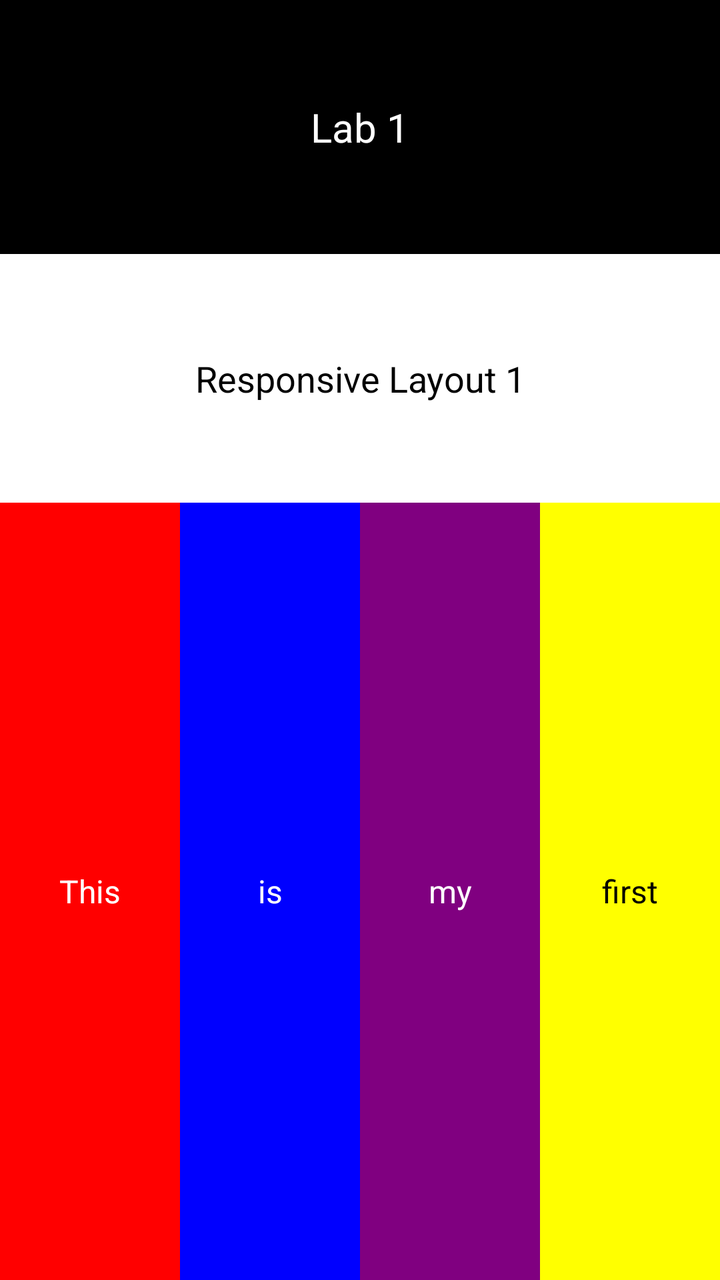
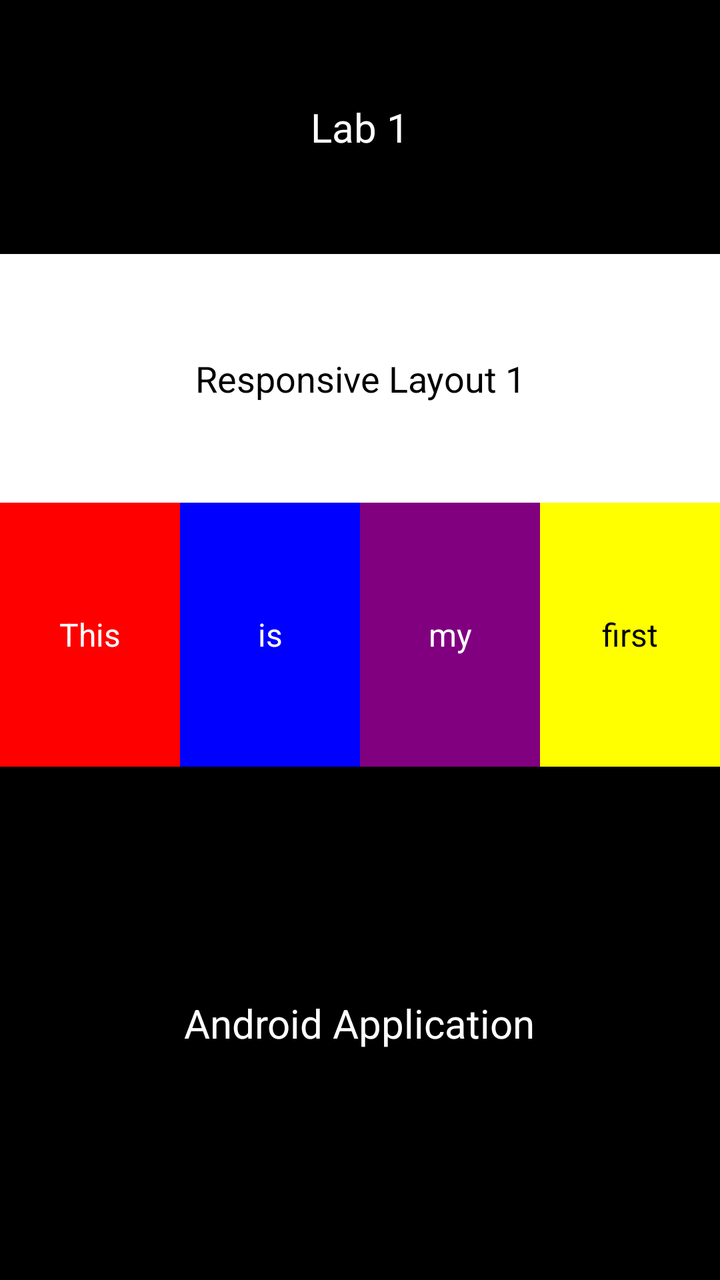

Before-and-after screenshots of an Android layout around one commit, followed by the original layout XML and the change that was made.
<!-- AndroidManifest.xml: application theme Theme.MyApplication -->
<!-- res/layout/activity_main.xml -->
<?xml version="1.0" encoding="utf-8"?>
<LinearLayout xmlns:android="http://schemas.android.com/apk/res/android"
    xmlns:tools="http://schemas.android.com/tools"
    android:id="@+id/main"
    android:layout_width="match_parent"
    android:layout_height="match_parent"
    android:orientation="vertical"
    android:background="#000000"
    tools:context=".MainActivity">

    
    <TextView
        android:id="@+id/tvLab1"
        android:layout_width="match_parent"
        android:layout_height="wrap_content"
        android:gravity="center"
        android:padding="50dp"
        android:text="Lab 1"
        android:textColor="#FFFFFF"
        android:textSize="20sp" />

    
    <LinearLayout
        android:id="@+id/whiteSection"
        android:layout_width="match_parent"
        android:layout_height="0dp"
        android:layout_weight="3"
        android:orientation="vertical"
        android:background="#FFFFFF">

        <TextView
            android:id="@+id/tvResponsive"
            android:layout_width="match_parent"
            android:layout_height="wrap_content"
            android:gravity="center"
            android:padding="50dp"
            android:text="Responsive Layout 1"
            android:textColor="#000000"
            android:textSize="18sp" />

        
        <LinearLayout
            android:id="@+id/colorRow"
            android:layout_width="match_parent"
            android:layout_height="0dp"
            android:layout_weight="1"
            android:orientation="horizontal">

            <TextView
                android:id="@+id/tvThis"
                android:layout_width="0dp"
                android:layout_height="match_parent"
                android:layout_weight="1"
                android:background="#FF0000"
                android:gravity="center"
                android:text="This"
                android:textColor="#FFFFFF"
                android:textSize="16sp" />

            <TextView
                android:id="@+id/tvIs"
                android:layout_width="0dp"
                android:layout_height="match_parent"
                android:layout_weight="1"
                android:background="#0000FF"
                android:gravity="center"
                android:text="is"
                android:textColor="#FFFFFF"
                android:textSize="16sp" />

            <TextView
                android:id="@+id/tvMy"
                android:layout_width="0dp"
                android:layout_height="match_parent"
                android:layout_weight="1"
                android:background="#800080"
                android:gravity="center"
                android:text="my"
                android:textColor="#FFFFFF"
                android:textSize="16sp" />

            <TextView
                android:id="@+id/tvFirst"
                android:layout_width="0dp"
                android:layout_height="match_parent"
                android:layout_weight="1"
                android:background="#FFFF00"
                android:gravity="center"
                android:text="first"
                android:textColor="#000000"
                android:textSize="16sp" />
        </LinearLayout>
    </LinearLayout>

</LinearLayout>
<!-- resources referenced by this layout -->
<resources>
  <style name="Theme.MyApplication" parent="Base.Theme.MyApplication" />
  <style name="Base.Theme.MyApplication" parent="Theme.Material3.DayNight.NoActionBar">
          
          
      </style>
</resources>

<!-- the commit's change to res/layout/activity_main.xml (unified diff, before → after) -->
@@ -92,4 +92,25 @@
         </LinearLayout>
     </LinearLayout>
 
+    
+    <LinearLayout
+        android:id="@+id/blackSection"
+        android:layout_width="match_parent"
+        android:layout_height="0dp"
+        android:layout_weight="3"
+        android:background="#000000"
+        android:gravity="center"
+        android:orientation="vertical">
+
+        <TextView
+            android:id="@+id/tvAndroidApp"
+            android:layout_width="wrap_content"
+            android:layout_height="wrap_content"
+            android:gravity="center"
+            android:text="Android Application"
+            android:textColor="#FFFFFF"
+            android:textSize="20sp" />
+    </LinearLayout>
+
+
 </LinearLayout>
